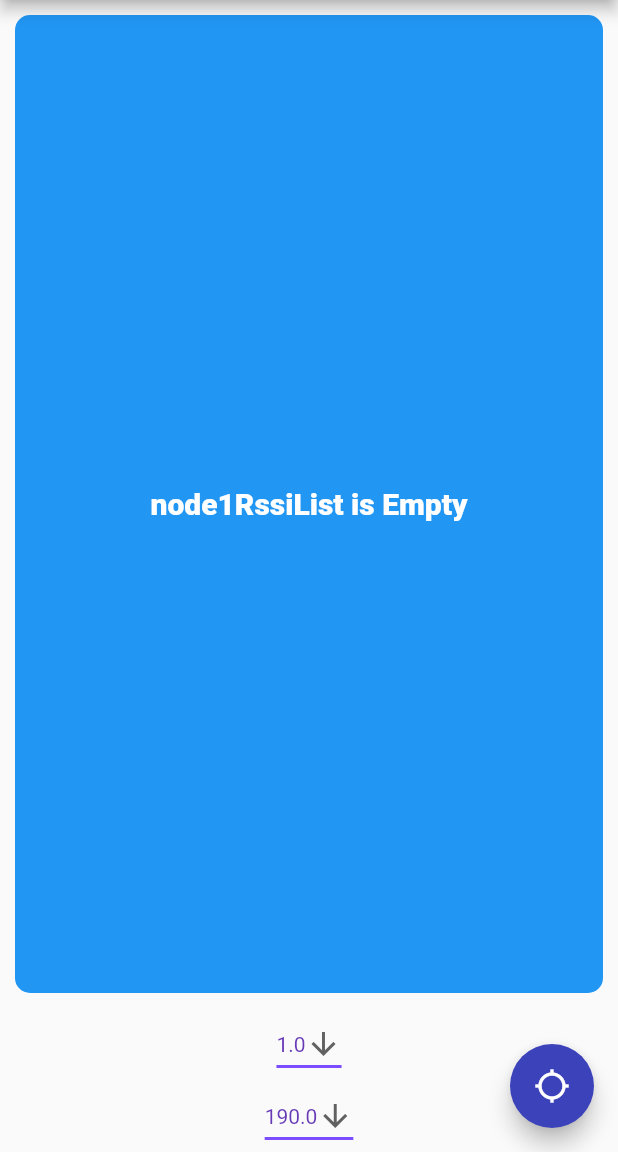
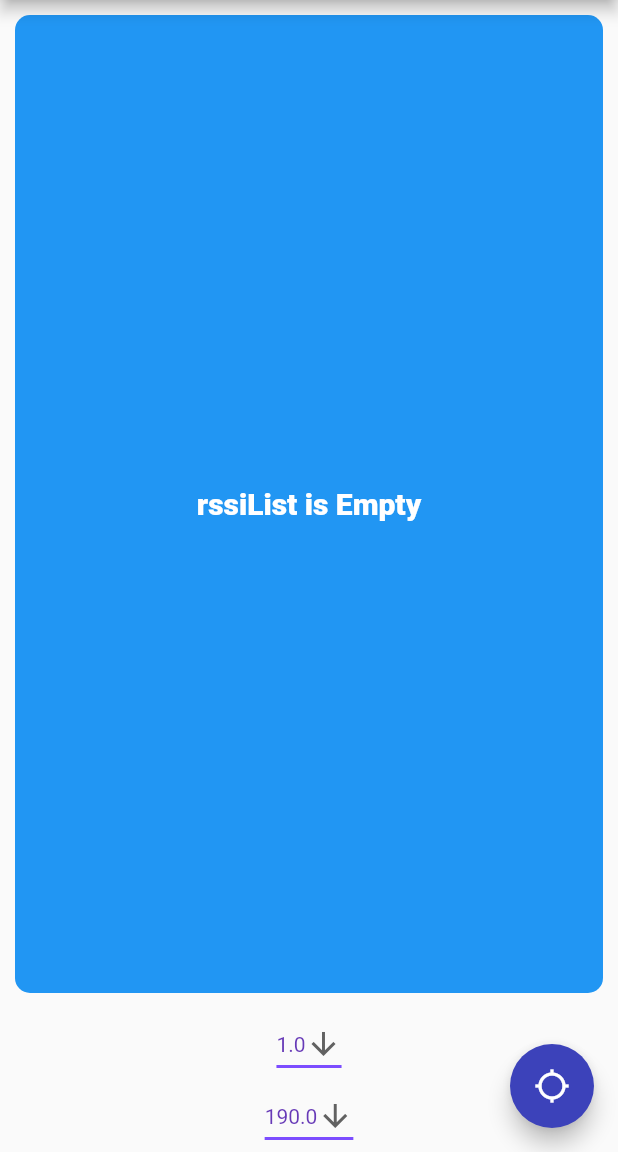
Before and after one commit to victorlf/bluetooth_fingerprint_colector_flutter, a Flutter app: the TestModelBluetoothScreen screen opened by its route, after a tap on the "location searching" icon, on a phone screen of 412 x 824 dp, the part 84-1236 px from its top. Run offline on Flutter 3.47's test engine with Material 2 defaults, Android fonts, the phone set to English and light mode, and no system bars; our stand-ins replace cloud_firestore, device_info, flutter_blue, location; accounts and stored records are empty.

```diff
--- a/lib/screens/test_model_bluetooth_screen.dart
+++ b/lib/screens/test_model_bluetooth_screen.dart
@@ -2,7 +2,6 @@ import 'dart:async';
 
 import 'package:bluetooth_fingerprint_colector_flutter/utilities/action_arguments.dart';
 import 'package:bluetooth_fingerprint_colector_flutter/utilities/node_functions.dart';
-
 import 'package:bluetooth_fingerprint_colector_flutter/utilities/distance_models.dart';
 import 'package:bluetooth_fingerprint_colector_flutter/components/device_info_card.dart';
 import 'package:bluetooth_fingerprint_colector_flutter/components/info_card.dart';
@@ -11,7 +10,10 @@ import 'package:cloud_firestore/cloud_firestore.dart';
 import 'package:flutter/material.dart';
 import 'package:bluetooth_fingerprint_colector_flutter/utilities/constants.dart';
 import 'package:flutter_blue/flutter_blue.dart';
+import 'package:bluetooth_fingerprint_colector_flutter/components/bluetooth_off_screen.dart';
+import 'package:bluetooth_fingerprint_colector_flutter/components/floating_action_button_blue_off.dart';
 import 'package:device_info/device_info.dart';
+import 'package:bluetooth_fingerprint_colector_flutter/utilities/mode.dart';
 import 'package:location/location.dart';
 
 class TestModelBluetoothScreen extends StatefulWidget {
@@ -29,7 +31,6 @@ class _TestModelBluetoothScreenState extends State<TestModelBluetoothScreen> {
   List<int> node1RssiList = [];
   int _rssiMode;
   double _distance;
-  double _diff;
   int _idCounter = 1;
   int _currentIdCounter;
   // ========================
@@ -82,8 +83,6 @@ class _TestModelBluetoothScreenState extends State<TestModelBluetoothScreen> {
     _locationData = await location.getLocation();
   }
 
-  //Future<List<int>> dd;
-
   FlutterBlue flutterBlue = FlutterBlue.instance;
 
   void initBluetooth() async {
@@ -98,12 +97,6 @@ class _TestModelBluetoothScreenState extends State<TestModelBluetoothScreen> {
     //flutterBlue.startScan(timeout: kFourSec);
 
     await testScanResults(flutterBlue.isScanning, flutterBlue.scanResults);
-  }
-
-  Future<void> testStream(String text, Stream<dynamic> stream) async {
-    await for (var value in stream) {
-      print('$text: $value');
-    }
   }
 
   Future<dynamic> testScanResults(
@@ -130,36 +123,19 @@ class _TestModelBluetoothScreenState extends State<TestModelBluetoothScreen> {
     }
   }
 
-  // Mode for the RSSI values
-  static int mode(List<int> a, int size) {
-    int maxValue = 0, maxCount = 0, i, j;
-
-    for (i = 0; i < size; ++i) {
-      int count = 0;
-      for (j = 0; j < size; ++j) {
-        if (a[j] == a[i]) ++count;
-      }
-
-      if (count > maxCount) {
-        maxCount = count;
-        maxValue = a[i];
-      }
-    }
-    return maxValue;
-  }
-
-  Widget deviceCardsOrWebPage(bool isScanning, ActionArguments args) {
+  Widget scanResultsCards(
+      bool isScanning, ActionArguments args, List<int> rssiList) {
     if (isScanning == false) {
-      if (node1RssiList.isNotEmpty) {
+      if (rssiList.isNotEmpty) {
         // mode
-        _rssiMode = mode(node1RssiList, node1RssiList.length);
+        _rssiMode = mode(rssiList, rssiList.length);
         _nodeToBeAnalysed = kNodesMap[dropdownValue];
 
         _args.model == 1
             ? _distance = calculateDistanceModel1(_rssiMode)
             : _distance = 100.100;
 
-        _diff = calculateDifference(_realDistance, _distance);
+        double diff = calculateDifference(_realDistance, _distance);
 
         // It will record only when the textField has a entry
         //if (_validate == false) {
@@ -174,10 +150,10 @@ class _TestModelBluetoothScreenState extends State<TestModelBluetoothScreen> {
               .setData({
             'nodeName': _nodeToBeAnalysed.getName(),
             //'rssi': _rssiMode,
-            'rssi': node1RssiList,
-            'calcDistance': _distance,
+            'rssi': rssiList,
+            //'calcDistance': _distance,
             'realDistance': _realDistance,
-            'accuracy': _diff,
+            'accuracy': diff,
             'height': _height,
           });
           _currentIdCounter = _idCounter;
@@ -185,14 +161,14 @@ class _TestModelBluetoothScreenState extends State<TestModelBluetoothScreen> {
           _pressFlotingActionButton = false;
         }
 
-        print('All RSSIs: $node1RssiList');
-        print('length: ${node1RssiList.length}');
+        print('All RSSIs: $rssiList');
+        print('length: ${rssiList.length}');
         print('rssiMode: $_rssiMode');
-        print('first: ${node1RssiList.first}');
-        print('first: ${node1RssiList.last}');
+        print('first: ${rssiList.first}');
+        print('first: ${rssiList.last}');
         print('idCounter: $_currentIdCounter');
 
-        //node1RssiList.clear();
+        //rssiList.clear();
 
         return ListView(
           children: <Widget>[
@@ -203,7 +179,7 @@ class _TestModelBluetoothScreenState extends State<TestModelBluetoothScreen> {
             ),
             InfoCard(info: 'Distância Calc: $_distance m'),
             InfoCard(info: 'Distância real: $_realDistance m'),
-            InfoCard(info: 'Acurácia: $_diff m'),
+            InfoCard(info: 'Acurácia: $diff m'),
             InfoCard(
               info: 'Altura: $_height cm',
             ),
@@ -215,7 +191,7 @@ class _TestModelBluetoothScreenState extends State<TestModelBluetoothScreen> {
           colour: Colors.blue,
           cardChild: Center(
             child: Text(
-              'node1RssiList is Empty',
+              'rssiList is Empty',
               style: kInfoTextStyle,
             ),
           ),
@@ -231,35 +207,6 @@ class _TestModelBluetoothScreenState extends State<TestModelBluetoothScreen> {
         ),
       );
     }
-  }
-
-  SnackBar beaconRssiSnackbar() {
-    int rssiMode = mode(node1RssiList, node1RssiList.length);
-
-    Text content;
-    if (node1RssiList.isNotEmpty) {
-      //content = Text(
-      //    '${device.getName()}, ${device.getAddress()}, ${device.getRssi()}');
-      content = Text(
-        'Node1: $rssiMode dBm',
-        style: TextStyle(
-          fontWeight: FontWeight.bold,
-        ),
-      );
-    } else {
-      content = Text(
-        'No beacon was Found',
-        style: TextStyle(
-          fontWeight: FontWeight.bold,
-        ),
-      );
-    }
-
-    return SnackBar(
-      content: content,
-      duration: kFiveSec,
-      backgroundColor: Color(0xFF3C42BA),
-    );
   }
 
   void periodicScan() {
@@ -302,13 +249,14 @@ class _TestModelBluetoothScreenState extends State<TestModelBluetoothScreen> {
                 //crossAxisAlignment: CrossAxisAlignment.stretch,
                 children: <Widget>[
                   //beaconRssi(),
-                  //deviceCardsOrWebPage(),
+                  //scanResultsCards(),
                   Expanded(
                     child: StreamBuilder(
                       stream: flutterBlue.isScanning,
                       builder: (context, snapshot) {
                         final isScanning = snapshot.data;
-                        return deviceCardsOrWebPage(isScanning, _args);
+                        return scanResultsCards(
+                            isScanning, _args, node1RssiList);
                       },
                     ),
                   ),
@@ -571,65 +519,3 @@ class _TestModelBluetoothScreenState extends State<TestModelBluetoothScreen> {
     _textFieldController.dispose();
   }
 }
-
-class Device {
-  final String _name;
-  final String _address;
-  final int _rssi;
-
-  Device(this._name, this._address, this._rssi);
-
-  String getName() {
-    return this._name;
-  }
-
-  String getAddress() {
-    return this._address;
-  }
-
-  int getRssi() {
-    return this._rssi;
-  }
-}
-
-class BluetoothOffScreen extends StatelessWidget {
-  const BluetoothOffScreen({Key key, this.state}) : super(key: key);
-
-  final BluetoothState state;
-
-  @override
-  Widget build(BuildContext context) {
-    return Center(
-      child: Column(
-        mainAxisSize: MainAxisSize.min,
-        children: <Widget>[
-          Icon(
-            Icons.bluetooth_disabled,
-            size: 200.0,
-            color: Colors.grey[500],
-          ),
-          //Text('Bluetooth Adapter is ${state.toString().substring(15)}.',
-          Text('Bluetooth está desligado',
-              style: Theme.of(context)
-                  .primaryTextTheme
-                  .headline
-                  .copyWith(color: Colors.grey[500])),
-        ],
-      ),
-    );
-  }
-}
-
-class FloatingActionButtonBlueOff extends StatelessWidget {
-  const FloatingActionButtonBlueOff({Key key, this.state}) : super(key: key);
-
-  final BluetoothState state;
-
-  @override
-  Widget build(BuildContext context) {
-    return FloatingActionButton(
-      child: Icon(Icons.error),
-      backgroundColor: Colors.red,
-    );
-  }
-}
```
